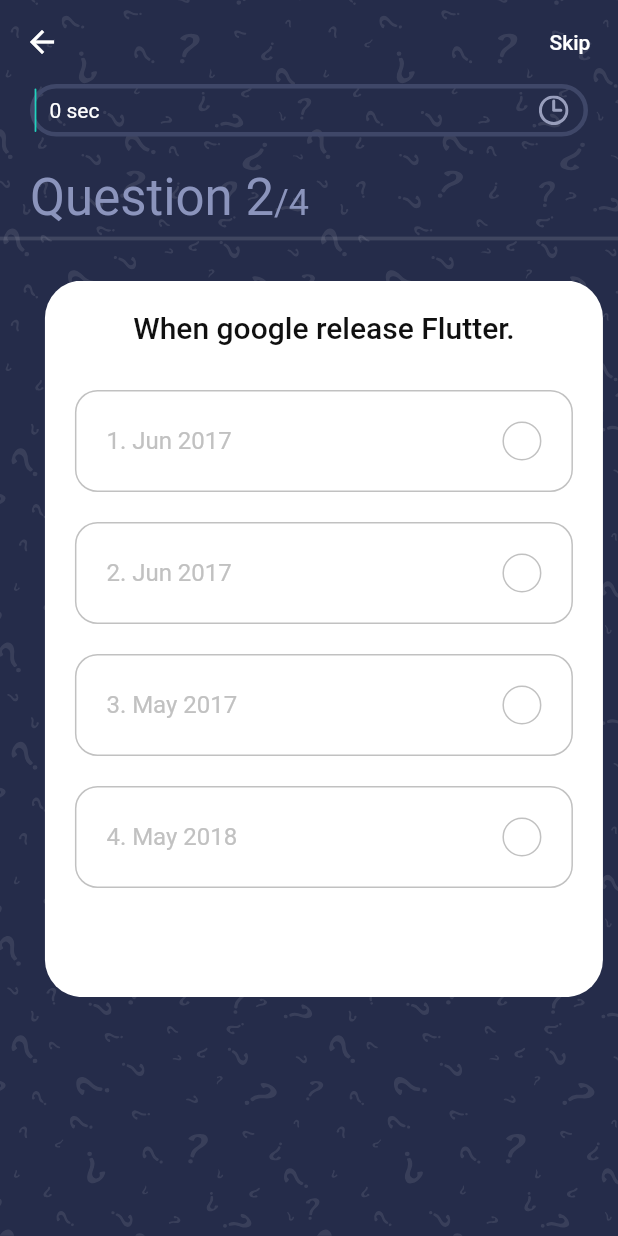
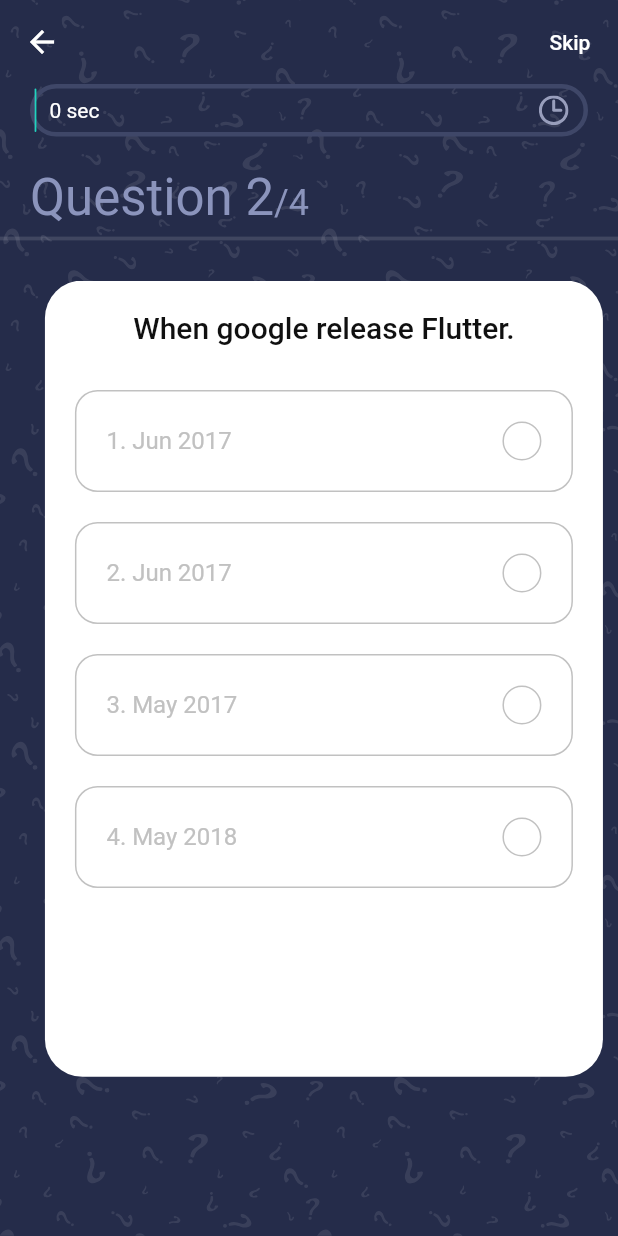
Before and after one commit to AmmarHussien/quiz_app_flutter, a Flutter app: the QuizScreen screen opened directly, after a tap on an icon or button, on a phone screen of 412 x 824 dp. Run offline on Flutter 3.47's test engine with Material 2 defaults, Android fonts, the phone set to English and light mode, and no system bars; our stand-ins replace get, websafe_svg.

```diff
--- a/lib/controller/question_controller.dart
+++ b/lib/controller/question_controller.dart
@@ -26,7 +26,7 @@ class QuestionController extends GetxController
             id: question['id'],
             question: question['question'],
             options: question['options'],
-            answer: question['answer_index']),
+            answer_index: question['answer_index']),
       )
       .toList();
   List<Question> get questions => _questions;
@@ -80,7 +80,7 @@ class QuestionController extends GetxController
   void checkAns(Question question, int selectedIndex) {
     // because once user press any option then it will run
     _isAnswered = true;
-    _correctAns = question.answer;
+    _correctAns = question.answer_index;
     _selectedAns = selectedIndex;
 
     if (_correctAns == _selectedAns) _numOfCorrectAns++;
--- a/lib/models/questions.dart
+++ b/lib/models/questions.dart
@@ -1,12 +1,12 @@
 class Question {
-  final int id, answer;
+  final int id, answer_index;
   final String question;
   final List<String> options;
 
   Question({
     required this.id,
     required this.question,
-    required this.answer,
+    required this.answer_index,
     required this.options,
   });
 }
--- a/lib/screens/quiz/components/body.dart
+++ b/lib/screens/quiz/components/body.dart
@@ -68,7 +68,7 @@ class Body extends StatelessWidget {
                 height: kDefaultPadding,
               ),
               Expanded(
-                flex: 3,
+                flex: 5,
                 child: PageView.builder(
                   physics: const NeverScrollableScrollPhysics(),
                   onPageChanged: questionController.updateTheQnNum,
--- a/lib/screens/quiz/components/option.dart
+++ b/lib/screens/quiz/components/option.dart
@@ -71,6 +71,7 @@ class Option extends StatelessWidget {
             ),
           ),
         );
-        });
+      },
+    );
   }
 }
--- a/lib/screens/quiz/quiz_screen.dart
+++ b/lib/screens/quiz/quiz_screen.dart
@@ -1,6 +1,7 @@
 import 'package:flutter/material.dart';
 import 'package:get/get.dart';
 import 'package:quiz_app_flutter/controller/question_controller.dart';
+import 'package:quiz_app_flutter/screens/score/score_screen.dart';
 
 import 'components/body.dart';
 
--- a/lib/screens/welcom/components/body.dart
+++ b/lib/screens/welcom/components/body.dart
@@ -14,6 +14,7 @@ class Body extends StatelessWidget {
       children: [
         WebsafeSvg.asset(
           'assets/icons/bg.svg',
+          fit: BoxFit.fill,
         ),
         SafeArea(
           child: Padding(
```
Also changed, not shown: lib/screens/score/score_screen.dart (+5 -2 lines). Lines whose indentation alone changed are shown as unchanged.
